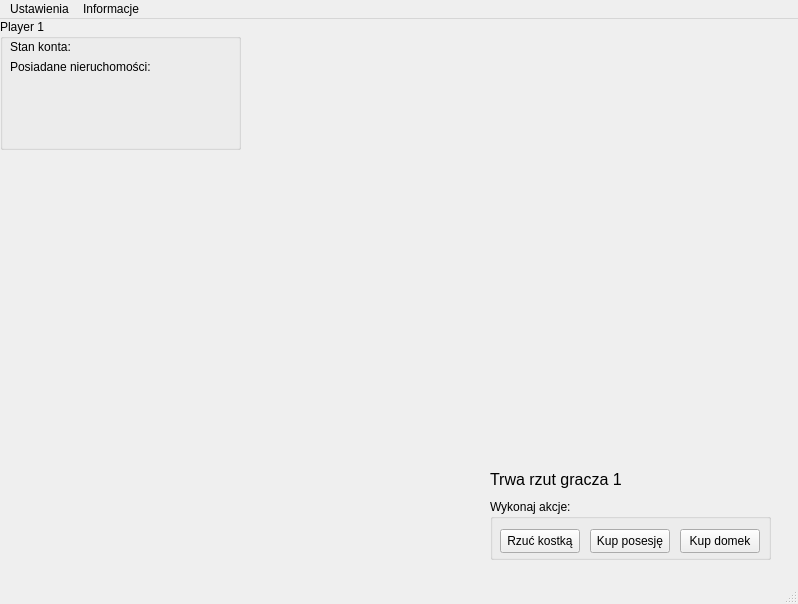
Before: the Qt Designer form mainwindow.ui in piterbx/naukopoly, drawn with Qt 5.
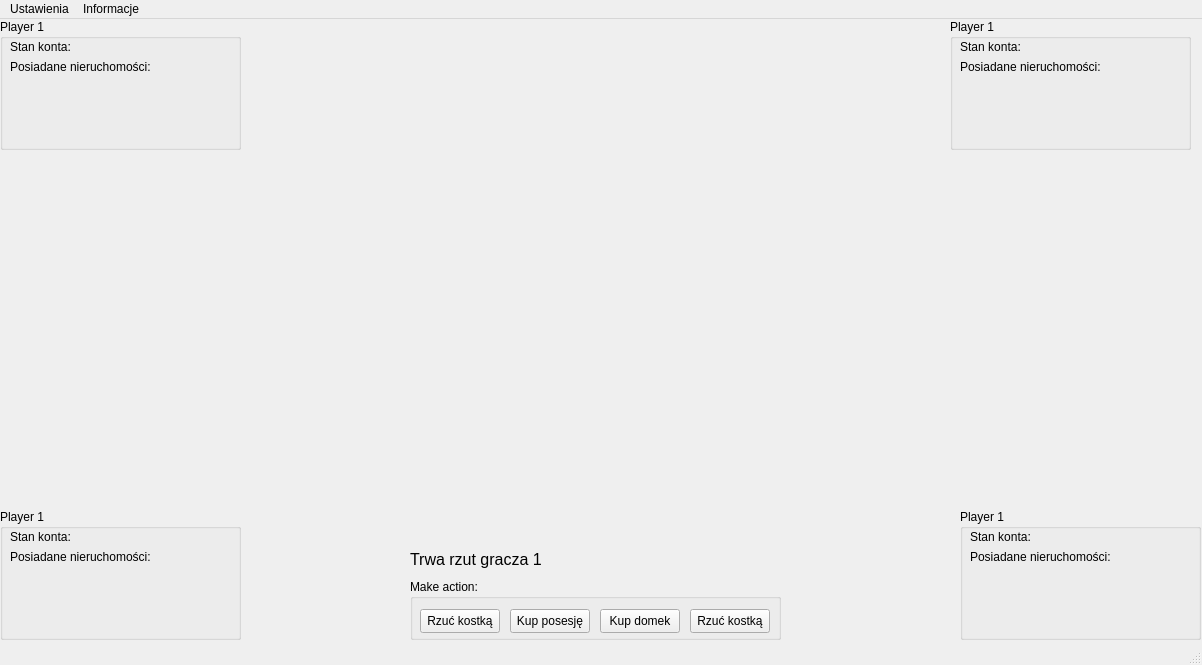
After: the same form once the commit is applied.

Commit message: definition of Player class added with important attributes

The edit to the form file:
```diff
--- a/mainwindow.ui
+++ b/mainwindow.ui
@@ -6,8 +6,8 @@
    <rect>
     <x>0</x>
     <y>0</y>
-    <width>798</width>
-    <height>604</height>
+    <width>1202</width>
+    <height>665</height>
    </rect>
   </property>
   <property name="windowTitle">
@@ -56,14 +56,14 @@
    <widget class="QGroupBox" name="groupBox_2">
     <property name="geometry">
      <rect>
-      <x>490</x>
-      <y>480</y>
-      <width>281</width>
+      <x>410</x>
+      <y>560</y>
+      <width>371</width>
       <height>61</height>
      </rect>
     </property>
     <property name="title">
-     <string>Wykonaj akcje:</string>
+     <string>Make action:</string>
     </property>
     <widget class="QPushButton" name="pushButton">
      <property name="geometry">
@@ -104,12 +104,25 @@
       <string>Rzuć kostką</string>
      </property>
     </widget>
+    <widget class="QPushButton" name="pushButton_4">
+     <property name="geometry">
+      <rect>
+       <x>280</x>
+       <y>30</y>
+       <width>80</width>
+       <height>24</height>
+      </rect>
+     </property>
+     <property name="text">
+      <string>Rzuć kostką</string>
+     </property>
+    </widget>
    </widget>
    <widget class="QLabel" name="label_3">
     <property name="geometry">
      <rect>
-      <x>490</x>
-      <y>450</y>
+      <x>410</x>
+      <y>530</y>
       <width>131</width>
       <height>21</height>
      </rect>
@@ -123,13 +136,130 @@
      <string>Trwa rzut gracza 1</string>
     </property>
    </widget>
+   <widget class="QGroupBox" name="groupBox_3">
+    <property name="geometry">
+     <rect>
+      <x>0</x>
+      <y>490</y>
+      <width>241</width>
+      <height>131</height>
+     </rect>
+    </property>
+    <property name="title">
+     <string>Player 1</string>
+    </property>
+    <widget class="QLabel" name="label_4">
+     <property name="geometry">
+      <rect>
+       <x>0</x>
+       <y>20</y>
+       <width>81</width>
+       <height>16</height>
+      </rect>
+     </property>
+     <property name="text">
+      <string>&lt;html&gt;&lt;head/&gt;&lt;body&gt;&lt;p align=&quot;center&quot;&gt;Stan konta:&lt;/p&gt;&lt;/body&gt;&lt;/html&gt;</string>
+     </property>
+    </widget>
+    <widget class="QLabel" name="label_5">
+     <property name="geometry">
+      <rect>
+       <x>10</x>
+       <y>40</y>
+       <width>141</width>
+       <height>16</height>
+      </rect>
+     </property>
+     <property name="text">
+      <string>Posiadane nieruchomości:</string>
+     </property>
+    </widget>
+   </widget>
+   <widget class="QGroupBox" name="groupBox_4">
+    <property name="geometry">
+     <rect>
+      <x>960</x>
+      <y>490</y>
+      <width>241</width>
+      <height>131</height>
+     </rect>
+    </property>
+    <property name="title">
+     <string>Player 1</string>
+    </property>
+    <widget class="QLabel" name="label_6">
+     <property name="geometry">
+      <rect>
+       <x>0</x>
+       <y>20</y>
+       <width>81</width>
+       <height>16</height>
+      </rect>
+     </property>
+     <property name="text">
+      <string>&lt;html&gt;&lt;head/&gt;&lt;body&gt;&lt;p align=&quot;center&quot;&gt;Stan konta:&lt;/p&gt;&lt;/body&gt;&lt;/html&gt;</string>
+     </property>
+    </widget>
+    <widget class="QLabel" name="label_7">
+     <property name="geometry">
+      <rect>
+       <x>10</x>
+       <y>40</y>
+       <width>141</width>
+       <height>16</height>
+      </rect>
+     </property>
+     <property name="text">
+      <string>Posiadane nieruchomości:</string>
+     </property>
+    </widget>
+   </widget>
+   <widget class="QGroupBox" name="groupBox_5">
+    <property name="geometry">
+     <rect>
+      <x>950</x>
+      <y>0</y>
+      <width>241</width>
+      <height>131</height>
+     </rect>
+    </property>
+    <property name="title">
+     <string>Player 1</string>
+    </property>
+    <widget class="QLabel" name="label_8">
+     <property name="geometry">
+      <rect>
+       <x>0</x>
+       <y>20</y>
+       <width>81</width>
+       <height>16</height>
+      </rect>
+     </property>
+     <property name="text">
+      <string>&lt;html&gt;&lt;head/&gt;&lt;body&gt;&lt;p align=&quot;center&quot;&gt;Stan konta:&lt;/p&gt;&lt;/body&gt;&lt;/html&gt;</string>
+     </property>
+    </widget>
+    <widget class="QLabel" name="label_9">
+     <property name="geometry">
+      <rect>
+       <x>10</x>
+       <y>40</y>
+       <width>141</width>
+       <height>16</height>
+      </rect>
+     </property>
+     <property name="text">
+      <string>Posiadane nieruchomości:</string>
+     </property>
+    </widget>
+   </widget>
   </widget>
   <widget class="QMenuBar" name="menubar">
    <property name="geometry">
     <rect>
      <x>0</x>
      <y>0</y>
-     <width>798</width>
+     <width>1202</width>
      <height>21</height>
     </rect>
    </property>
```
Left out of the diff: 2 changed lines with no effect on the pictures. The commit also changes 5 other files.
